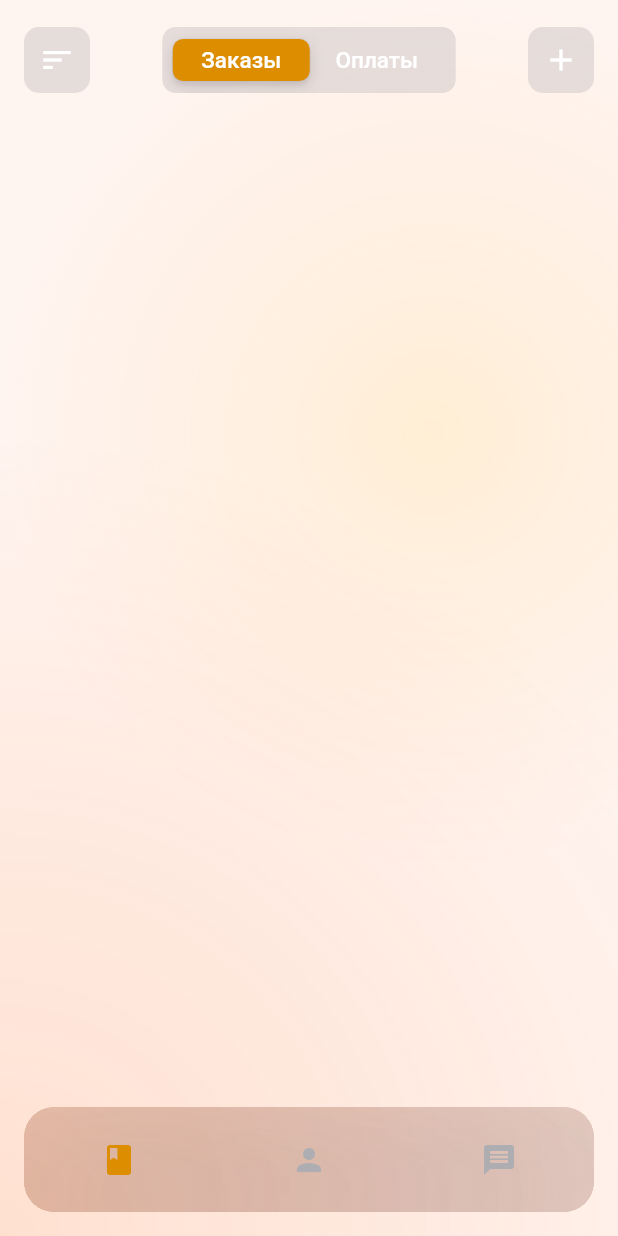
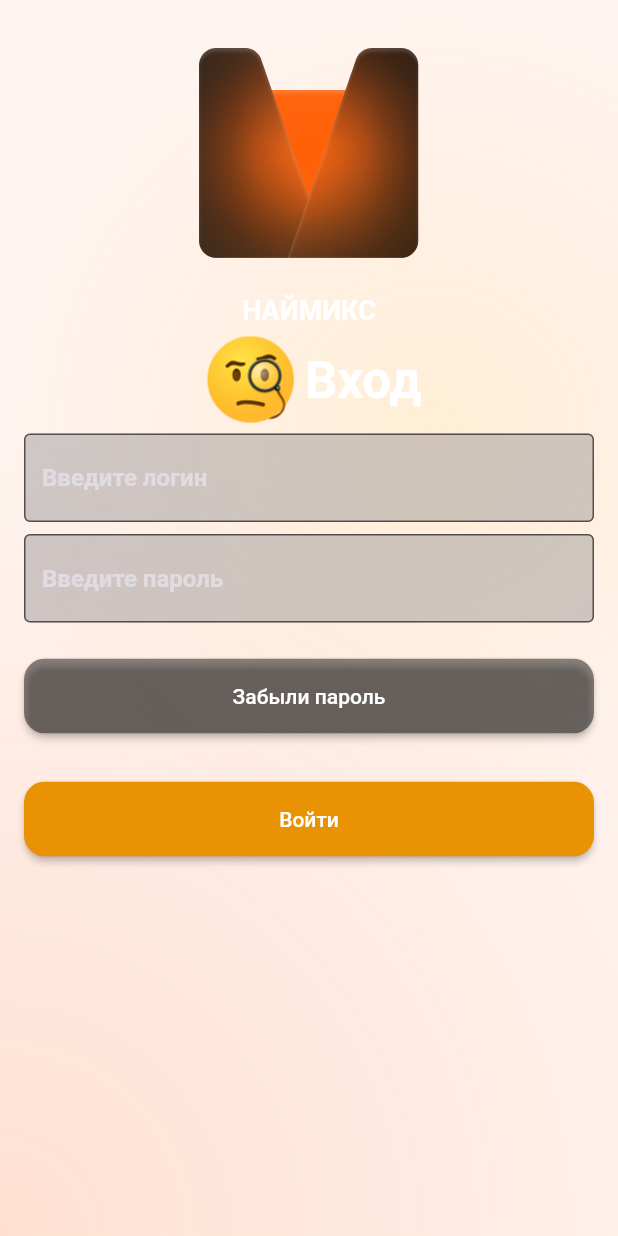
Before and after one commit to zolkiBy/smz_hack_track_5, a Flutter app: the screen it shows after launch, on a phone screen of 412 x 824 dp. Run offline on Flutter 3.47's test engine with Material 2 defaults, Android fonts, the phone set to English and light mode, and no system bars.

Commit message:
add views on login screen

```diff
--- a/lib/login_screen.dart
+++ /dev/null
@@ -1,12 +0,0 @@
-import 'package:flutter/material.dart';
-
-class LoginScreen extends StatelessWidget {
-  @override
-  Widget build(BuildContext context) {
-    return Scaffold(
-      body: Center(
-        child: Column(),
-      ),
-    );
-  }
-}
--- a/lib/main.dart
+++ b/lib/main.dart
@@ -1,12 +1,11 @@
 import 'package:flutter/material.dart';
-import 'package:flutter_app/presentation/tab_bar/tab_bar_page.dart';
+import 'package:flutter_app/presentation/login/login_page.dart';
 
 void main() {
   runApp(MyApp());
 }
 
 class MyApp extends StatelessWidget {
-  // This widget is the root of your application.
   @override
   Widget build(BuildContext context) {
     return MaterialApp(
@@ -14,9 +13,9 @@ class MyApp extends StatelessWidget {
       debugShowCheckedModeBanner: false,
       theme: ThemeData(
         scaffoldBackgroundColor: Colors.transparent,
-        primarySwatch: Colors.green,
+        primaryColor: Colors.white,
       ),
-      home: const TabBarPage(),
+      home: LoginPage(),
     );
   }
 }
--- /dev/null
+++ b/lib/presentation/components/widgets/background.dart
@@ -0,0 +1,36 @@
+import 'package:flutter/material.dart';
+
+class GradientedBackground extends StatelessWidget {
+  final Widget child;
+
+  const GradientedBackground({Key? key, required this.child}) : super(key: key);
+
+  @override
+  Widget build(BuildContext context) {
+    return Container(
+        decoration: BoxDecoration(
+          color: Color(0xff1B120E),
+          gradient: RadialGradient(
+            center: Alignment(-1, 1),
+            radius: 1.3,
+            colors: [
+              Color(0xffFF5C00).withOpacity(0.15),
+              Color(0xffFF3D00).withOpacity(0.02),
+            ],
+          ),
+        ),
+        child: Container(
+          decoration: BoxDecoration(
+            gradient: RadialGradient(
+              radius: 0.7,
+              center: Alignment(0.4, -0.3),
+              colors: [
+                Color(0xffFFA803).withOpacity(0.15),
+                Color(0xffFF7628).withOpacity(0.05),
+              ],
+            ),
+          ),
+          child: child,
+        ));
+  }
+}
--- /dev/null
+++ b/lib/presentation/components/widgets/buttons.dart
@@ -0,0 +1,78 @@
+import 'package:flutter/material.dart';
+import 'package:flutter_app/utils/nx_colors.dart';
+
+const double _btnHeight = 50;
+const double _borderRadius = 14;
+
+class GradientedActionButton extends StatelessWidget {
+  final String text;
+  final VoidCallback? onPressed;
+
+  const GradientedActionButton({Key? key, required this.text, required this.onPressed}) : super(key: key);
+
+  @override
+  Widget build(BuildContext context) {
+    return ActionButton(
+      key: key,
+      gradient: LinearGradient(
+        colors: [NXColors.bgStartGradientActionButton, NXColors.bgEndGradientActionButton],
+        begin: Alignment.topCenter,
+        end: Alignment.bottomCenter,
+      ),
+      text: text,
+      onPressed: onPressed,
+    );
+  }
+}
+
+class FilledActionButton extends StatelessWidget {
+  final Color? color;
+  final String text;
+  final VoidCallback? onPressed;
+
+  const FilledActionButton({Key? key, this.color, required this.text, required this.onPressed}) : super(key: key);
+
+  @override
+  Widget build(BuildContext context) {
+    return ActionButton(
+      key: key,
+      color: color ?? NXColors.materialDark,
+      text: text,
+      onPressed: onPressed,
+    );
+  }
+}
+
+class ActionButton extends StatelessWidget {
+  final Color? color;
+  final Gradient? gradient;
+  final String text;
+  final VoidCallback? onPressed;
+
+  const ActionButton({Key? key, this.gradient, this.color, required this.text, required this.onPressed}) : super(key: key);
+
+  @override
+  Widget build(BuildContext context) {
+    return Container(
+      height: _btnHeight,
+      child: ElevatedButton(
+        onPressed: onPressed,
+        style: ButtonStyle(
+          backgroundColor: MaterialStateProperty.all<Color>(Colors.transparent),
+          padding: MaterialStateProperty.all<EdgeInsets>(EdgeInsets.zero),
+          shape: MaterialStateProperty.all<RoundedRectangleBorder>(RoundedRectangleBorder(borderRadius: BorderRadius.circular(_borderRadius))),
+        ),
+        child: Ink(
+          decoration: BoxDecoration(
+            color: color,
+            borderRadius: BorderRadius.circular(_borderRadius),
+            gradient: gradient,
+          ),
+          child: Center(
+            child: Text(text),
+          ),
+        ),
+      ),
+    );
+  }
+}
--- /dev/null
+++ b/lib/presentation/components/widgets/styles.dart
@@ -0,0 +1,7 @@
+import 'package:flutter/material.dart';
+import 'package:flutter_app/utils/nx_colors.dart';
+
+const primaryText18 = TextStyle(color: NXColors.textPrimary, fontWeight: FontWeight.w700, fontSize: 18.0);
+const primaryText34 = TextStyle(color: NXColors.textPrimary, fontWeight: FontWeight.w700, fontSize: 34.0);
+
+const secondaryText16 = TextStyle(color: NXColors.textSecondary, fontWeight: FontWeight.w600, fontSize: 16.0);
--- /dev/null
+++ b/lib/presentation/login/login_page.dart
@@ -0,0 +1,77 @@
+import 'package:flutter/material.dart';
+import 'package:flutter_app/presentation/components/widgets/background.dart';
+import 'package:flutter_app/presentation/components/widgets/buttons.dart';
+import 'package:flutter_app/presentation/components/widgets/styles.dart';
+import 'package:flutter_app/utils/nx_colors.dart';
+
+class LoginPage extends StatelessWidget {
+  @override
+  Widget build(BuildContext context) {
+    return GradientedBackground(
+      child: Scaffold(
+        body: SingleChildScrollView(
+          child: Container(
+            padding: EdgeInsets.all(16.0),
+            child: Column(
+              mainAxisAlignment: MainAxisAlignment.center,
+              children: [
+                Padding(
+                  padding: const EdgeInsets.all(16.0),
+                  child: Image(image: AssetImage('assets/images/logo.png')),
+                ),
+                Padding(
+                  padding: const EdgeInsets.only(top: 8.0),
+                  child: Text(
+                    'НАЙМИКС',
+                    style: primaryText18,
+                  ),
+                ),
+                Row(
+                  mainAxisAlignment: MainAxisAlignment.center,
+                  children: [
+                    Image(
+                      image: AssetImage('assets/icons/emoji_monocle.png'),
+                    ),
+                    Text(
+                      'Вход',
+                      style: primaryText34,
+                    )
+                  ],
+                ),
+                TextFormField(
+                  decoration: InputDecoration(
+                    filled: true,
+                    fillColor: NXColors.inputFieldFillColor,
+                    border: OutlineInputBorder(),
+                    hintText: 'Введите логин',
+                    hintStyle: secondaryText16,
+                  ),
+                ),
+                Padding(
+                  padding: const EdgeInsets.only(top: 8.0, bottom: 8.0),
+                  child: TextFormField(
+                    decoration: InputDecoration(
+                      filled: true,
+                      fillColor: NXColors.inputFieldFillColor,
+                      border: OutlineInputBorder(),
+                      hintText: 'Введите пароль',
+                      hintStyle: secondaryText16,
+                    ),
+                  ),
+                ),
+                Padding(
+                  padding: const EdgeInsets.only(bottom: 16.0, top: 16.0),
+                  child: FilledActionButton(text: 'Забыли пароль', onPressed: () {}),
+                ),
+                Padding(
+                  padding: const EdgeInsets.only(top: 16.0),
+                  child: GradientedActionButton(text: 'Войти', onPressed: () {}),
+                ),
+              ],
+            ),
+          ),
+        ),
+      ),
+    );
+  }
+}
--- a/lib/presentation/orders/pages/orders_page.dart
+++ b/lib/presentation/orders/pages/orders_page.dart
@@ -5,7 +5,6 @@ import 'package:flutter/material.dart';
 import 'package:flutter_app/presentation/components/widgets/nx_app_bar.dart';
 import 'package:flutter_app/presentation/components/widgets/nx_icon_button.dart';
 import 'package:flutter_app/presentation/components/widgets/nx_segmented_control.dart';
-import 'package:flutter_app/utils/nx_colors.dart';
 
 class Styles {
   static const segmentedValue = TextStyle(
--- a/lib/presentation/tab_bar/tab_bar_page.dart
+++ b/lib/presentation/tab_bar/tab_bar_page.dart
@@ -1,5 +1,6 @@
 import 'package:flutter/cupertino.dart';
 import 'package:flutter/material.dart';
+import 'package:flutter_app/presentation/components/widgets/background.dart';
 import 'package:flutter_app/presentation/orders/pages/orders_page.dart';
 import 'package:flutter_app/presentation/tab_bar/widgets/nx_tab_bar.dart';
 
@@ -21,29 +22,7 @@ class _TabBarPageState extends State<TabBarPage> {
 
   @override
   Widget build(BuildContext context) {
-    return Container(
-      decoration: BoxDecoration(
-        color: Color(0xff1B120E),
-        gradient: RadialGradient(
-          center: Alignment(-1, 1),
-          radius: 1.3,
-          colors: [
-            Color(0xffFF5C00).withOpacity(0.15),
-            Color(0xffFF3D00).withOpacity(0.02),
-          ],
-        ),
-      ),
-      child: Container(
-        decoration: BoxDecoration(
-          gradient: RadialGradient(
-            radius: 0.7,
-            center: Alignment(0.4, -0.3),
-            colors: [
-              Color(0xffFFA803).withOpacity(0.15),
-              Color(0xffFF7628).withOpacity(0.05),
-            ],
-          ),
-        ),
+    return GradientedBackground(
       child: Scaffold(
         body: Stack(
           children: [
@@ -57,7 +36,6 @@ class _TabBarPageState extends State<TabBarPage> {
           ],
         ),
       ),
-      ),
     );
   }
 }
--- a/lib/utils/nx_colors.dart
+++ b/lib/utils/nx_colors.dart
@@ -1,13 +1,26 @@
+import 'package:flutter/material.dart';
 import 'package:flutter/painting.dart';
 
 class NXColors {
-  const NXColors._();
+  NXColors._();
 
+  static const bgFilledActionButton = materialDark;
+  static const bgStartGradientActionButton = orangeGradientEnd;
+  static const bgEndGradientActionButton = orangeGradientEnd;
+  static const textPrimary = Colors.white;
+  static const textSecondary = lightGrey;
+  static const inputFieldFillColor = darkGrey2;
+
+  static const lightGrey = Color(0x99EBEBF5);
   static const darkGrey = Color(0xff747480);
   static const systemGrey = Color(0xffAEAEB2);
   static const systemGrey2 = Color(0xff525252);
+  static const darkGrey2 = Color(0x5C787880);
 
   static const backgroundBlack = Color(0xff1B120F);
+  static const materialDark = Color(0x73000000);
 
   static const orange = Color(0xffDC8E00);
+  static const orangeGradientStart = Color(0xFFFFB226);
+  static const orangeGradientEnd = Color(0xFFE89204);
 }
```
Also changed, not shown: pubspec.yaml (+3 -12 lines), assets/icons/1.5x/emoji_monocle.png (added), assets/icons/2.0x/emoji_monocle.png (added), assets/icons/3.0x/emoji_monocle.png (added), assets/icons/4.0x/emoji_monocle.png (added), assets/icons/emoji_monocle.png (added), assets/images/1.5x/logo.png (added), assets/images/2.0x/logo.png (added), assets/images/3.0x/logo.png (added), assets/images/4.0x/logo.png (added), assets/images/logo.png (added). Lines whose indentation alone changed are shown as unchanged.
